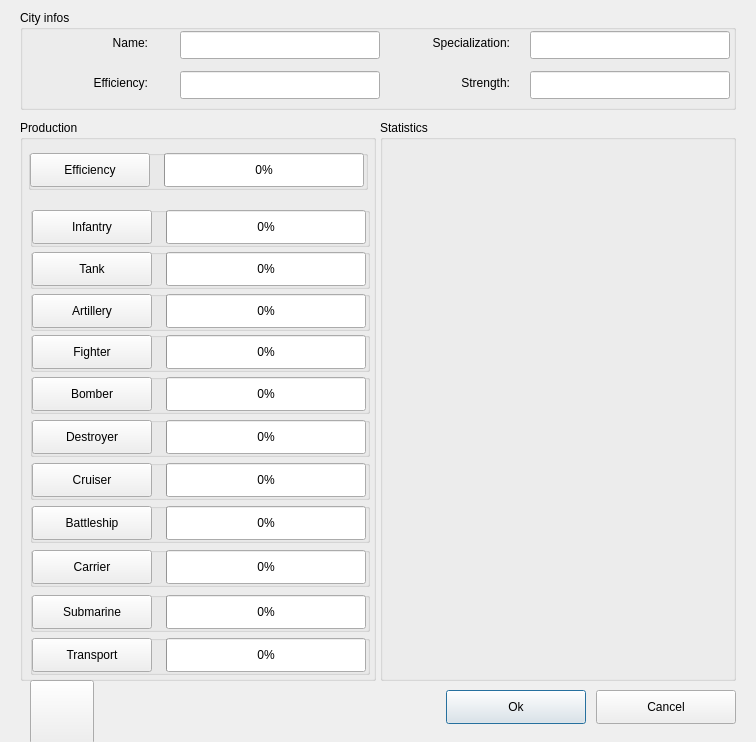
First picture: the form in GameDemonstrator/dialogs/GameCitySettingsDialog.ui, repository raubwuerger/StrategicGameProject, before the edit.
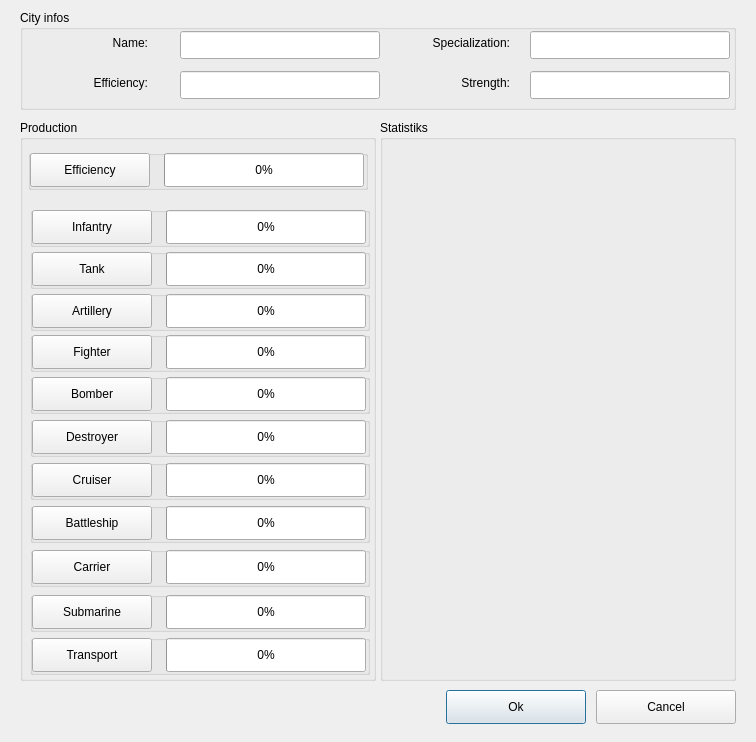
Second picture: the form after the edit.

Patch:
```diff
--- a/GameDemonstrator/dialogs/GameCitySettingsDialog.ui
+++ b/GameDemonstrator/dialogs/GameCitySettingsDialog.ui
@@ -857,7 +857,7 @@
     </rect>
    </property>
    <property name="title">
-    <string>Statistics</string>
+    <string>Statistiks</string>
    </property>
    <widget class="QWidget" name="gridLayoutWidget">
     <property name="geometry">
@@ -871,25 +871,6 @@
     <layout class="QGridLayout" name="gridLayoutUnitStats"/>
    </widget>
   </widget>
-  <widget class="QPushButton" name="pushButtonUnitImage">
-   <property name="geometry">
-    <rect>
-     <x>30</x>
-     <y>680</y>
-     <width>64</width>
-     <height>64</height>
-    </rect>
-   </property>
-   <property name="text">
-    <string/>
-   </property>
-   <property name="iconSize">
-    <size>
-     <width>64</width>
-     <height>64</height>
-    </size>
-   </property>
-  </widget>
  </widget>
  <resources/>
  <connections/>
```
